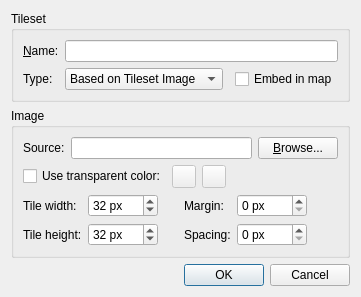
The window that src/tiled/newtilesetdialog.ui (mapeditor/tiled) describes before a commit, drawn with Qt 5.
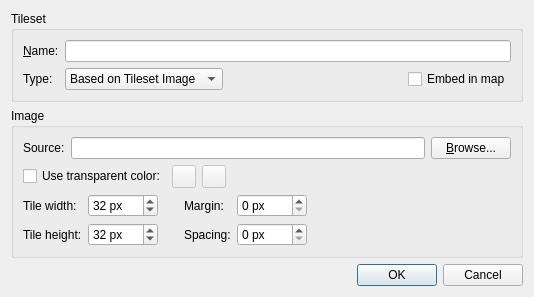
The same window after the commit. Icons and pictures are not drawn. Custom widgets are drawn as their Qt base class.

Commit message:
Fixed ability to create new tilesets
The connection to the Save As / OK button was broken since it previously
relied on connecting to a private slot by string.

Diff of the .ui file:
```diff
--- a/src/tiled/newtilesetdialog.ui
+++ b/src/tiled/newtilesetdialog.ui
@@ -6,8 +6,8 @@
    <rect>
     <x>0</x>
     <y>0</y>
-    <width>331</width>
-    <height>260</height>
+    <width>534</width>
+    <height>450</height>
    </rect>
   </property>
   <property name="windowTitle">
```
Left out of the diff: 46 changed lines with no effect on the pictures. The commit also changes 1 other file.
